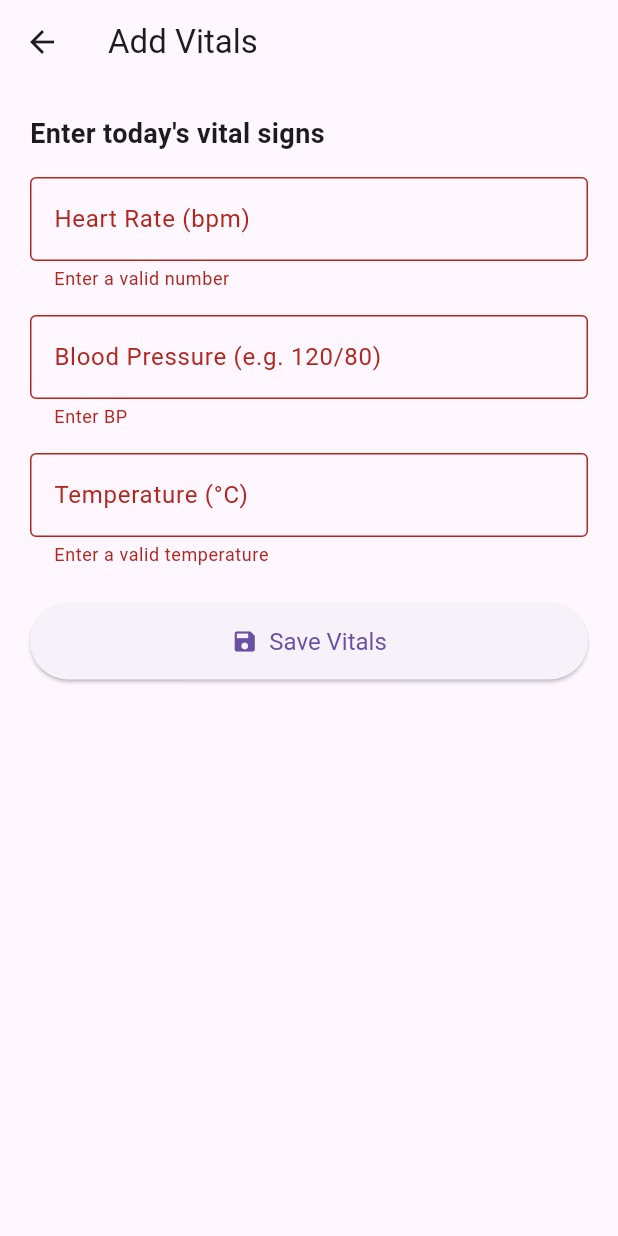
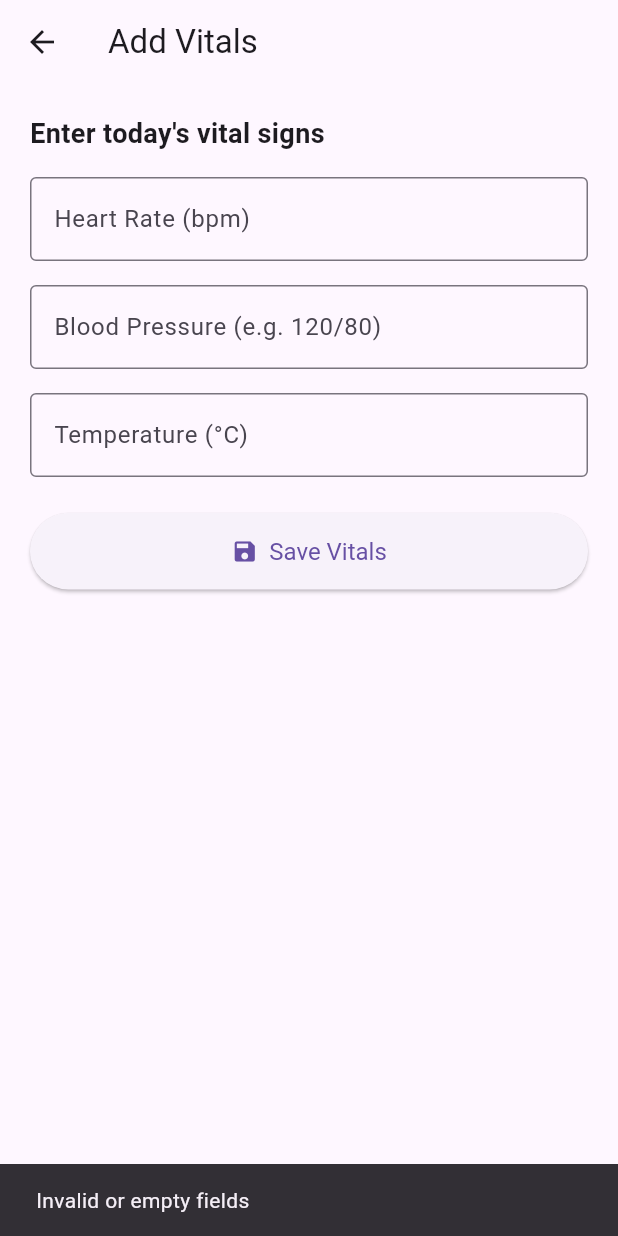
Before and after one commit to Olabiyi123/Elderly_vitals_monitor, a Flutter app: the AddVitalScreen screen opened by its route, after a tap on "Save Vitals", on a phone screen of 412 x 824 dp. Run offline on Flutter 3.47's test engine with Material 3 defaults, Android fonts, the phone set to English and light mode, and no system bars; our stand-ins replace cloud_firestore, firebase_auth, firebase_core, geolocator; accounts and stored records are empty.

Commit message:
Fixed vitals screen issues

```diff
--- a/lib/screens/add_vital_screen.dart
+++ b/lib/screens/add_vital_screen.dart
@@ -14,42 +14,23 @@ class _AddVitalScreenState extends State<AddVitalScreen> {
   final _firestoreService = FirestoreService();
 
   void _submit() async {
-    if (!_formKey.currentState!.validate()) return;
-
-    final hr = int.parse(_heartRateController.text.trim());
-    final temp = double.parse(_tempController.text.trim());
+    final hr = int.tryParse(_heartRateController.text.trim());
+    final temp = double.tryParse(_tempController.text.trim());
     final bp = _bpController.text.trim();
 
-    // Abnormal checks
-    final isAbnormalHR = hr < 50 || hr > 120;
-    final isAbnormalTemp = temp < 35.0 || temp > 38.0;
+    if (hr == null || temp == null || bp.isEmpty) {
+      ScaffoldMessenger.of(
+        context,
+      ).showSnackBar(SnackBar(content: Text("Invalid or empty fields")));
+      return;
+    }
 
-    if (isAbnormalHR || isAbnormalTemp) {
-      final warning = [
-        if (isAbnormalHR) "⚠️ Heart Rate is outside safe range.",
-        if (isAbnormalTemp) "⚠️ Temperature is outside safe range.",
-      ].join('\n');
-
-      final proceed = await showDialog<bool>(
-        context: context,
-        builder: (ctx) => AlertDialog(
-          title: Text("Abnormal Vitals"),
-          content: Text(warning),
-          actions: [
-            TextButton(
-              onPressed: () => Navigator.pop(ctx, false),
-              child: Text("Cancel"),
-            ),
-            ElevatedButton(
-              onPressed: () => Navigator.pop(ctx, true),
-              child: Text("Save Anyway"),
-            ),
-          ],
-        ),
-      );
-
-      if (proceed != true) return;
-    }
+    // Optional: show loading indicator while getting location + saving
+    showDialog(
+      context: context,
+      barrierDismissible: false,
+      builder: (_) => Center(child: CircularProgressIndicator()),
+    );
 
     try {
       await _firestoreService.addVital(
@@ -57,11 +38,14 @@ class _AddVitalScreenState extends State<AddVitalScreen> {
         bloodPressure: bp,
         temperature: temp.toStringAsFixed(1),
       );
+
+      Navigator.pop(context); // Close loading dialog
       ScaffoldMessenger.of(
         context,
-      ).showSnackBar(SnackBar(content: Text("Vitals saved")));
-      Navigator.pop(context);
+      ).showSnackBar(SnackBar(content: Text("Vitals saved!")));
+      Navigator.pop(context); // Go back to Dashboard
     } catch (e) {
+      Navigator.pop(context); // Close loading dialog
       ScaffoldMessenger.of(
         context,
       ).showSnackBar(SnackBar(content: Text("Error: $e")));
```
Also changed, not shown: lib/services/firestore_service.dart (+12 -5 lines).
